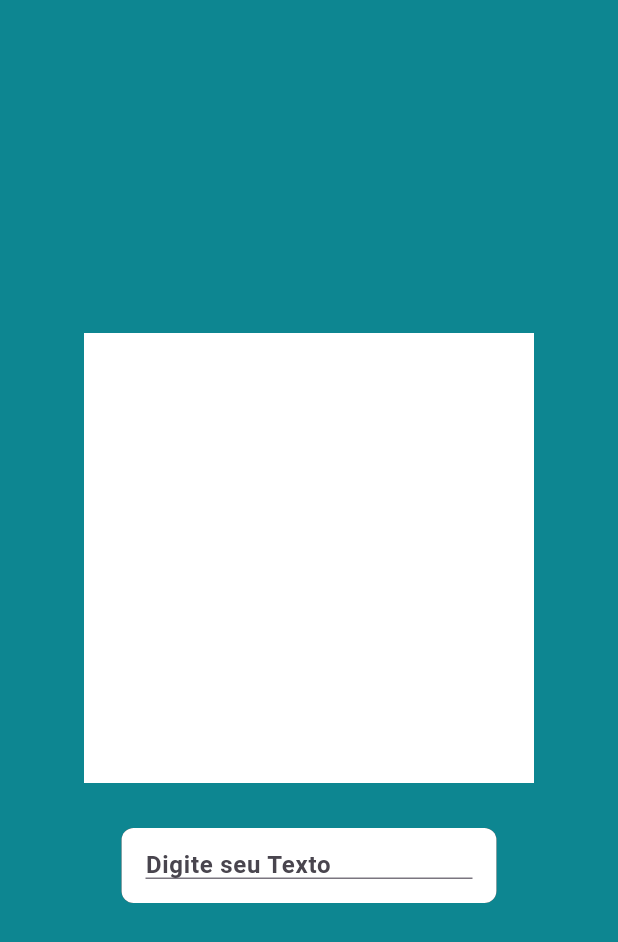
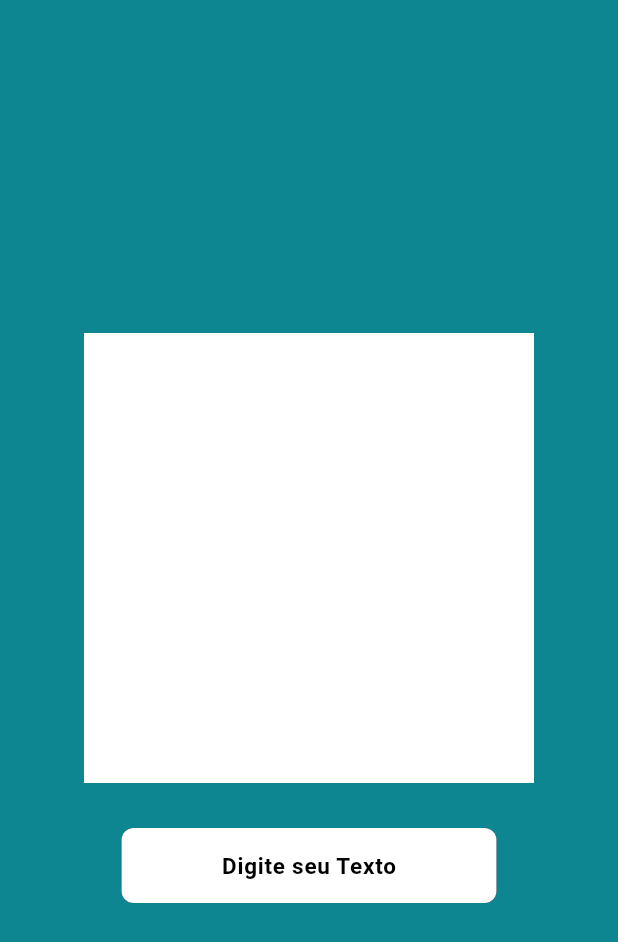
Before and after one commit to rodrigocc/target_login_app, a Flutter app: the TextEditorPage screen opened directly, on a phone screen of 412 x 824 dp. Shown: the top 942 px of the screen. Run offline on Flutter 3.47's test engine with Material 3 defaults, Android fonts, the light colour scheme and no system bars; our stand-ins replace flutter_mobx, get_it, mobx, shared_preferences; accounts and stored records are empty; generated files the repository leaves out were written again.

```diff
--- a/lib/features/login/presentation/controller/login_controller.dart
+++ b/lib/features/login/presentation/controller/login_controller.dart
@@ -32,8 +32,8 @@ abstract class _LoginControllerBase with Store {
   }
 
   @action
-  void onSubmitted(value) {
-    currentEditTextIndex.isEmpty
+  void onSubmitted(String value) {
+    currentEditTextIndex.isEmpty && value.isNotEmpty
         ? cachedList!.add(value)
         : editTextInput(int.parse(currentEditTextIndex), value);
 
--- a/lib/features/login/presentation/pages/login_page.dart
+++ b/lib/features/login/presentation/pages/login_page.dart
@@ -25,7 +25,8 @@ class _LoginPageState extends State<LoginPage> {
   Widget build(BuildContext context) {
     return Scaffold(
       backgroundColor: const Color.fromRGBO(13, 134, 145, 100),
-      body: Form(
+      body: SingleChildScrollView(
+        child: Form(
           key: _formKey,
           child: Container(
             padding: const EdgeInsets.all(32),
@@ -133,6 +134,7 @@ class _LoginPageState extends State<LoginPage> {
             ),
           ),
         ),
+      ),
     );
   }
 
--- a/lib/features/login/presentation/pages/text_editor_page.dart
+++ b/lib/features/login/presentation/pages/text_editor_page.dart
@@ -94,9 +94,17 @@ class _TextEditorPageState extends State<TextEditorPage> {
                     },
                     controller: loginController.textEditController,
                     decoration: const InputDecoration(
-                      label: Text(
-                        'Digite seu Texto',
-                        style: TextStyle(fontWeight: FontWeight.bold),
+                      labelStyle: TextStyle(
+                          fontSize: 15,
+                          fontWeight: FontWeight.bold,
+                          color: Colors.black),
+                      border: InputBorder.none,
+                      label: Align(
+                        alignment: Alignment.center,
+                        child: Text(
+                          'Digite seu Texto',
+                          style: TextStyle(fontWeight: FontWeight.bold),
+                        ),
                       ),
                     ),
                   ),
```
Also changed, not shown: lib/features/login/presentation/components/edit_text_card.dart (+9 -5 lines). Lines whose indentation alone changed are shown as unchanged.
